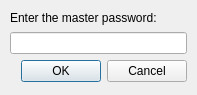
First picture: the form in src/gui/EnterPasswordDialog.ui, repository danieleambrosino/KeeReeng, before the edit.
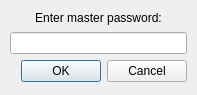
Second picture: the form after the edit.

```diff
--- a/src/gui/EnterPasswordDialog.ui
+++ b/src/gui/EnterPasswordDialog.ui
@@ -29,7 +29,10 @@
     <item>
      <widget class="QLabel" name="label">
       <property name="text">
-       <string>Enter the master password:</string>
+       <string>Enter master password:</string>
+      </property>
+      <property name="alignment">
+       <set>Qt::AlignCenter</set>
       </property>
      </widget>
     </item>
```
Left out of the diff: 2 changed lines with no effect on the pictures.
